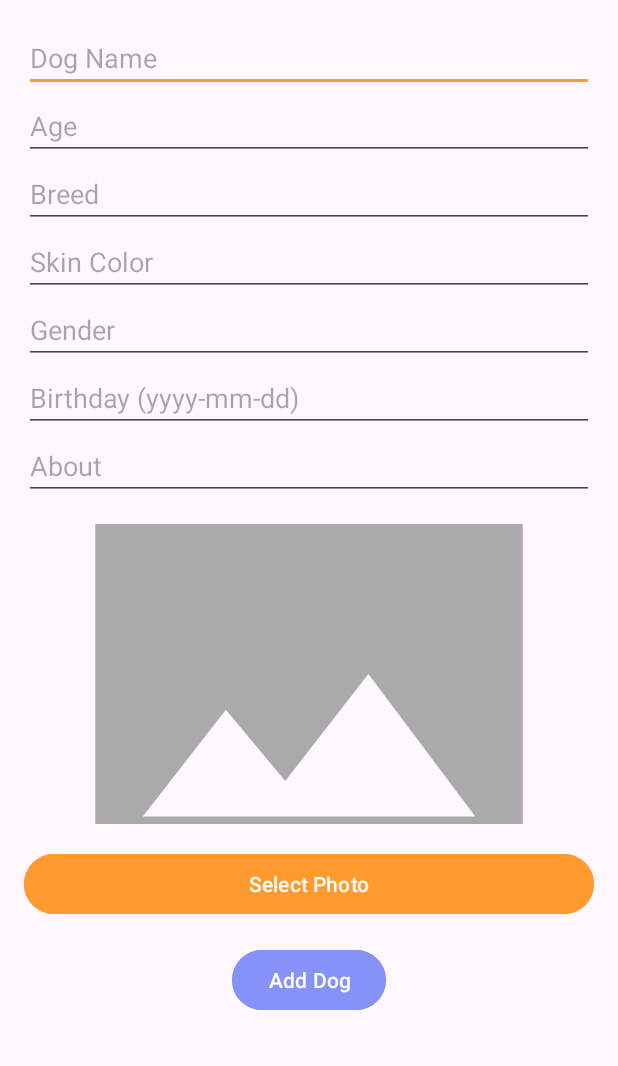
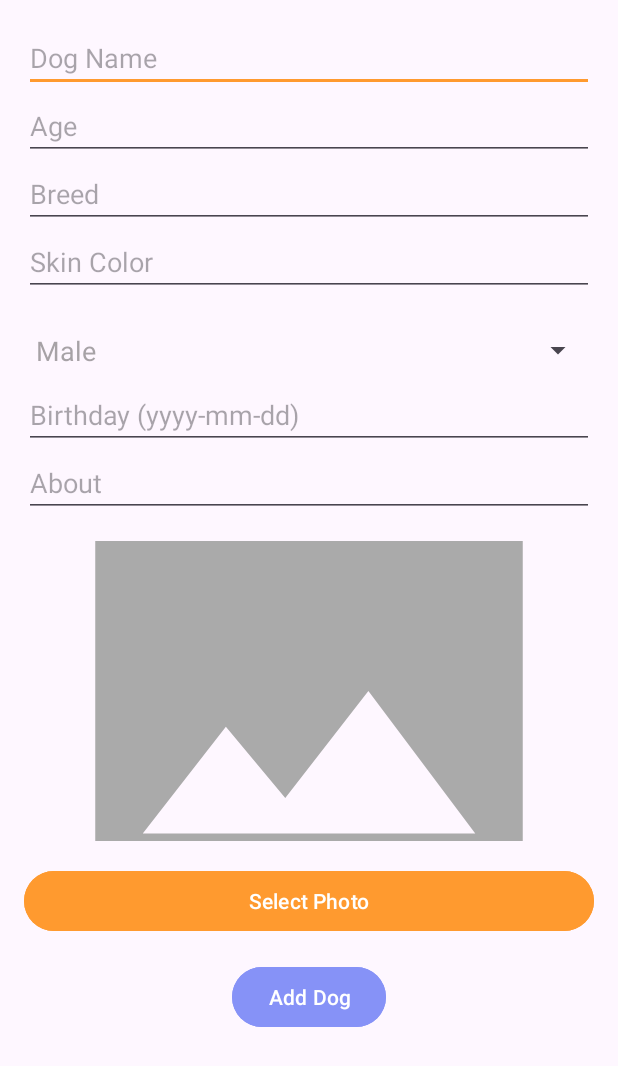
Before and after one commit to Carepet-ID/carepet-id-android, an Android app: the AddDogsActivity screen opened directly, with no data from a screen before it, on a phone screen of 412 x 824 dp. Shown: the top 1066 px of the screen. Run offline under Robolectric (Android 15) with nearby library versions, the phone set to English and light mode, and no system bars; pictures from the network do not load.

Commit message:
memperbaiki tata letak ui login, membuat validasi login dan password, menggunakan dropdown pada gender dogs

```diff
--- a/app/src/main/java/com/android/carepet/data/api/ApiService.kt
+++ b/app/src/main/java/com/android/carepet/data/api/ApiService.kt
@@ -30,7 +30,7 @@ interface ApiService {
         @Part("email") email: RequestBody,
         @Part("password") password: RequestBody,
         @Part("role") role: RequestBody
-    ): SignupResponse
+    ): Response<SignupResponse>
 
     @POST("logout")
     suspend fun logout(@Header("Authorization") token: String?): LogoutResponse
@@ -99,6 +99,7 @@ interface ApiService {
         @Part("birthday") birthday: RequestBody?,
         @Part("age") age: RequestBody?,
         @Part("breed") breed: RequestBody?,
+        @Part("skinColor") skinColor: RequestBody,
         @Part("about") about: RequestBody?,
         @Part photo: MultipartBody.Part?
     ): Response<DogResponse>
--- a/app/src/main/java/com/android/carepet/data/response/LoginResponse.kt
+++ b/app/src/main/java/com/android/carepet/data/response/LoginResponse.kt
@@ -9,6 +9,12 @@ data class LoginResponse(
 	@field:SerializedName("response")
 	val response: List<Any>? = emptyList(),
 
+	@SerializedName("error")
+	val error: Boolean? = null,
+
+	@SerializedName("message")
+	val message: String? = null,
+
 	@field:SerializedName("name")
 	val name: String?
 )
--- a/app/src/main/java/com/android/carepet/data/response/SignupResponse.kt
+++ b/app/src/main/java/com/android/carepet/data/response/SignupResponse.kt
@@ -10,6 +10,12 @@ data class SignupResponse(
 	@field:SerializedName("response")
 	val response: List<Any>,
 
+	@SerializedName("error")
+	val error: Boolean? = null,
+
+	@SerializedName("message")
+	val message: String? = null,
+
 	@field:SerializedName("name")
 	val name: String
 )
--- a/app/src/main/java/com/android/carepet/view/dogs/AddDogsActivity.kt
+++ b/app/src/main/java/com/android/carepet/view/dogs/AddDogsActivity.kt
@@ -11,9 +11,11 @@ import android.os.Bundle
 import android.provider.MediaStore
 import android.text.Editable
 import android.text.TextWatcher
+import android.widget.ArrayAdapter
 import android.widget.Button
 import android.widget.EditText
 import android.widget.ImageView
+import android.widget.Spinner
 import android.widget.Toast
 import androidx.activity.result.ActivityResultLauncher
 import androidx.activity.result.contract.ActivityResultContracts
@@ -44,6 +46,7 @@ class AddDogsActivity : AppCompatActivity() {
     private lateinit var photoUri: Uri
     private lateinit var imagePickerLauncher: ActivityResultLauncher<Intent>
     private lateinit var imageViewSelectedPhoto: ImageView
+    private lateinit var genderDropdown: Spinner
 
     override fun onCreate(savedInstanceState: Bundle?) {
         super.onCreate(savedInstanceState)
@@ -55,20 +58,19 @@ class AddDogsActivity : AppCompatActivity() {
         val editTextDogAge: EditText = findViewById(R.id.editTextDogAge)
         val editTextDogBreed: EditText = findViewById(R.id.editTextDogBreed)
         val editTextDogSkinColor: EditText = findViewById(R.id.editTextDogSkinColor)
-        val editTextDogGender: EditText = findViewById(R.id.editTextDogGender)
         val editTextDogBirthday: EditText = findViewById(R.id.editTextDogBirthday)
         val editTextDogAbout: EditText = findViewById(R.id.editTextDogAbout)
         val buttonAddDog: Button = findViewById(R.id.buttonAddDog)
         val buttonSelectPhoto: Button = findViewById(R.id.buttonSelectPhoto)
         imageViewSelectedPhoto = findViewById(R.id.imageViewSelectedPhoto)
+        genderDropdown = findViewById(R.id.spinnerDogGender)
 
         if (Build.VERSION.SDK_INT >= Build.VERSION_CODES.LOLLIPOP) {
             window.statusBarColor = resources.getColor(R.color.orange)
         }
 
         val editTexts = listOf(
-            editTextDogName, editTextDogAge, editTextDogBreed, editTextDogSkinColor,
-            editTextDogGender, editTextDogBirthday, editTextDogAbout
+            editTextDogName, editTextDogAge, editTextDogBreed, editTextDogSkinColor, editTextDogBirthday, editTextDogAbout
         )
 
         editTexts.forEach { editText ->
@@ -84,6 +86,14 @@ class AddDogsActivity : AppCompatActivity() {
                 }
             })
         }
+
+        val genderAdapter = ArrayAdapter.createFromResource(
+            this,
+            R.array.gender_options,
+            R.layout.spinner_item
+        )
+        genderAdapter.setDropDownViewResource(android.R.layout.simple_spinner_dropdown_item)
+        genderDropdown.adapter = genderAdapter
 
         buttonSelectPhoto.setOnClickListener {
             if (ContextCompat.checkSelfPermission(
@@ -124,7 +134,7 @@ class AddDogsActivity : AppCompatActivity() {
                 val age = editTextDogAge.text.toString()
                 val breed = editTextDogBreed.text.toString()
                 val skinColor = editTextDogSkinColor.text.toString()
-                val gender = editTextDogGender.text.toString()
+                val gender = genderDropdown.selectedItem.toString()
                 val birthday = editTextDogBirthday.text.toString()
                 val about = editTextDogAbout.text.toString()
 
--- a/app/src/main/java/com/android/carepet/view/login/LoginActivity.kt
+++ b/app/src/main/java/com/android/carepet/view/login/LoginActivity.kt
@@ -77,7 +77,11 @@ class LoginActivity : AppCompatActivity() {
                 is Result.Error -> {
                     progressBar.visibility = View.GONE
                     Log.e("LoginActivity", "Login failed: ${result.error}")
-                    Toast.makeText(this, "Login failed: ${result.error}", Toast.LENGTH_SHORT).show()
+                    if (result.error == "Data Account Not valid") {
+                        Toast.makeText(this, "Data Account Not valid", Toast.LENGTH_SHORT).show()
+                    } else {
+                        Toast.makeText(this, "Login failed: ${result.error}", Toast.LENGTH_SHORT).show()
+                    }
                 }
             }
         })
--- a/app/src/main/res/layout/activity_add_dogs.xml
+++ b/app/src/main/res/layout/activity_add_dogs.xml
@@ -37,12 +37,11 @@
         android:hint="Skin Color"
         android:inputType="text"/>
 
-    <EditText
-        android:id="@+id/editTextDogGender"
+    <Spinner
+        android:id="@+id/spinnerDogGender"
         android:layout_width="match_parent"
         android:layout_height="wrap_content"
-        android:hint="Gender"
-        android:inputType="text"/>
+        android:layout_marginTop="16dp"/>
 
     <EditText
         android:id="@+id/editTextDogBirthday"
--- a/app/src/main/res/layout/activity_login.xml
+++ b/app/src/main/res/layout/activity_login.xml
@@ -27,7 +27,7 @@
         android:layout_marginEnd="0dp"
         android:layout_marginTop="0dp"
         android:layout_marginBottom="0dp"
-        app:layout_constraintHeight_percent="0.6"/>
+        app:layout_constraintHeight_percent="0.8"/>
 
     <TextView
         android:id="@+id/tvWelcomeBack"
--- a/app/src/main/res/layout/activity_register.xml
+++ b/app/src/main/res/layout/activity_register.xml
@@ -28,7 +28,7 @@
         android:layout_marginEnd="0dp"
         android:layout_marginTop="0dp"
         android:layout_marginBottom="0dp"
-        app:layout_constraintHeight_percent="0.6"/>
+        app:layout_constraintHeight_percent="0.8"/>
 
     <TextView
         android:id="@+id/tvWelcomeBack"
--- /dev/null
+++ b/app/src/main/res/layout/spinner_item.xml
@@ -0,0 +1,8 @@
+<?xml version="1.0" encoding="utf-8"?>
+<TextView xmlns:android="http://schemas.android.com/apk/res/android"
+    android:layout_width="match_parent"
+    android:layout_height="wrap_content"
+    android:padding="8dp"
+    android:textSize="18sp"
+    android:textColor="#80504E4E"
+    android:gravity="center_vertical" />
--- a/app/src/main/res/values/strings.xml
+++ b/app/src/main/res/values/strings.xml
@@ -15,4 +15,8 @@
     <string name="empty_image_warning">Image Not Found</string>
     <string name="result_desease">Desease Result</string>
     <string name="permission_denied">Permission Denied</string>
+    <string-array name="gender_options">
+        <item>Male</item>
+        <item>Female</item>
+    </string-array>
 </resources>
```
Also changed, not shown: app/src/main/java/com/android/carepet/data/pref/UserRepository.kt (+20 -3 lines), app/src/main/java/com/android/carepet/view/dogs/EditDogsActivity.kt (+19 -7 lines), app/src/main/java/com/android/carepet/view/login/LoginViewModel.kt (+6 -4 lines), app/src/main/java/com/android/carepet/view/register/RegisterViewModel.kt (+7 -1 lines), app/src/main/res/layout/activity_main.xml (+42 -0 lines).
